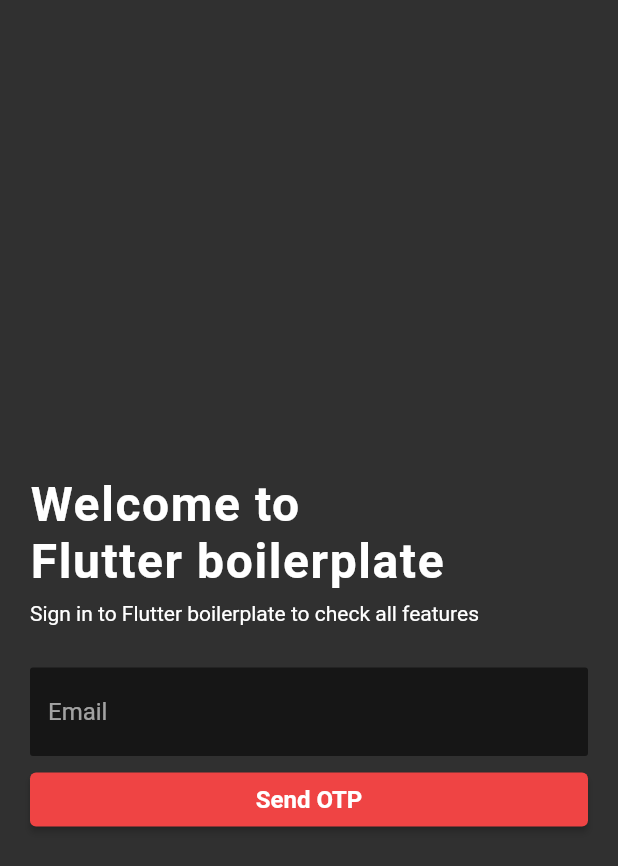
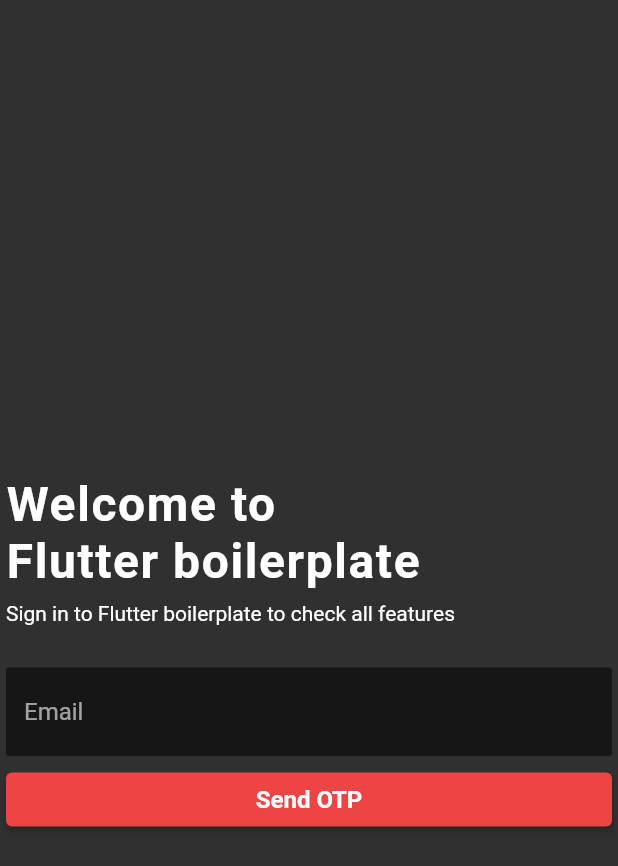
Before and after one commit to chenchunaidu/flutter_boilerplate, a Flutter app: the screen it shows after launch, on a phone screen of 412 x 824 dp. Shown: the top 866 px of the screen. Run offline on Flutter 3.47's test engine with Material 2 defaults, Android fonts, the light colour scheme and no system bars; our stand-ins replace date_time_picker, form_validator, get; missing offline and left inert: dart:ffi; network calls fail.

Commit message:
fix: changed padding

```diff
--- a/lib/layout/bottom-navigation-bar.dart
+++ b/lib/layout/bottom-navigation-bar.dart
@@ -59,7 +59,7 @@ class _ScaffoldWithBottomNavBarState extends State<ScaffoldWithBottomNavBar> {
   Widget build(BuildContext context) {
     return Scaffold(
       appBar: CustomAppBar(height: 50, child: Container()),
-      body: Padding(padding: EdgeInsets.all(Insets.xl), child: widget.child),
+      body: Padding(padding: EdgeInsets.all(Insets.sm), child: widget.child),
       bottomNavigationBar: widget.navbar ?? true
           ? BottomNavigationBar(
               showUnselectedLabels: true,
```
